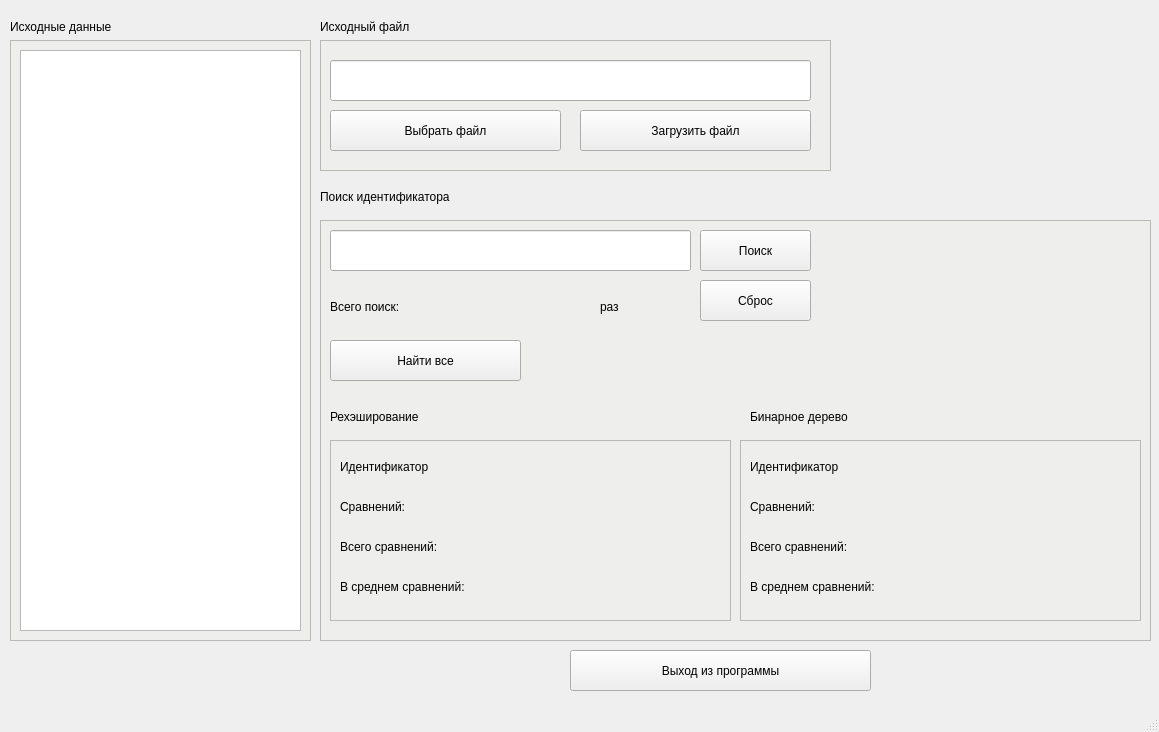
The window that mainwindow.ui (neatkas/Molchanov-1) describes before a commit, drawn with Qt 5.
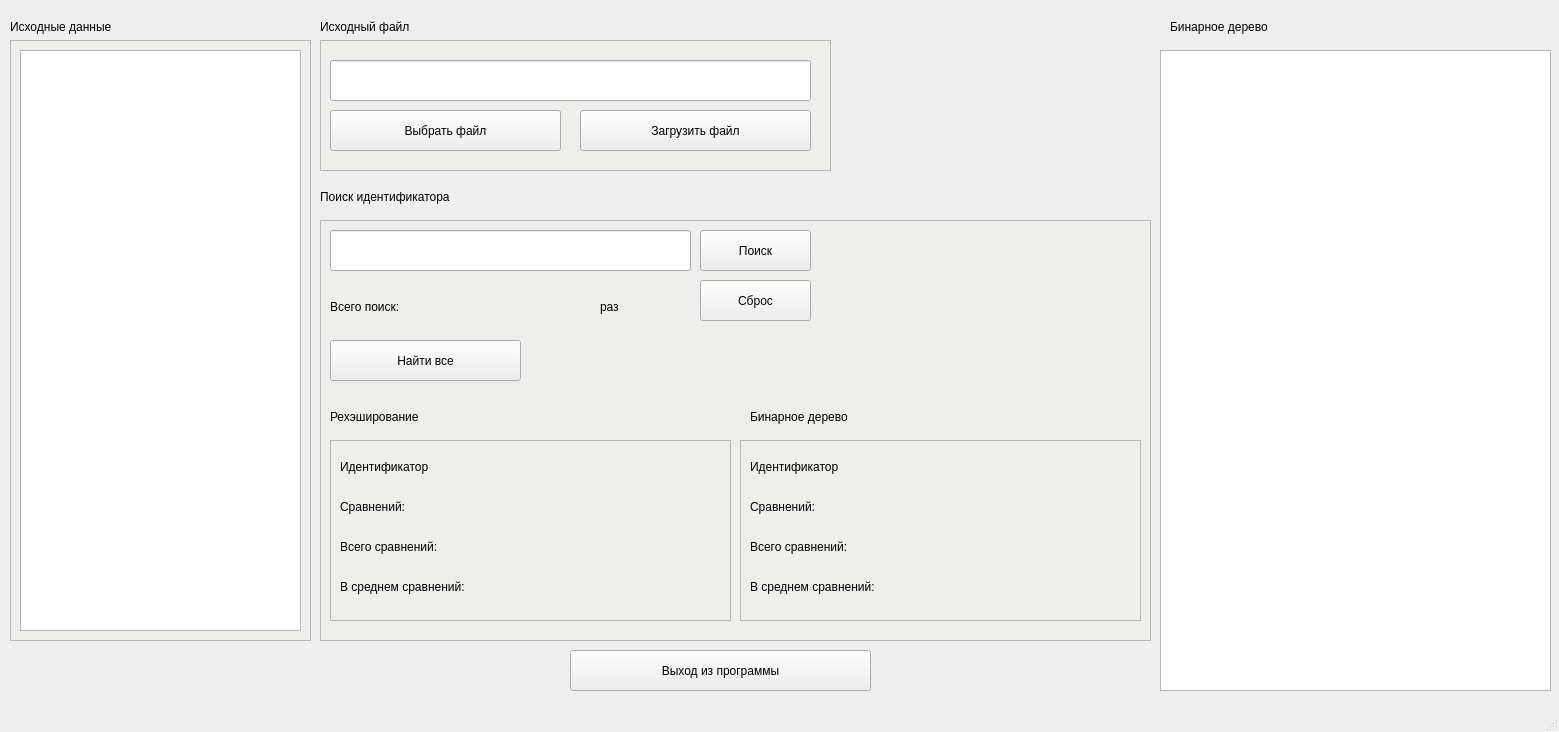
The same window after the commit.

Patch:
```diff
--- a/mainwindow.ui
+++ b/mainwindow.ui
@@ -6,7 +6,7 @@
    <rect>
     <x>0</x>
     <y>0</y>
-    <width>1159</width>
+    <width>1559</width>
     <height>732</height>
    </rect>
   </property>
@@ -526,6 +526,29 @@
      </rect>
     </property>
    </widget>
+   <widget class="QLabel" name="label_8">
+    <property name="geometry">
+     <rect>
+      <x>1170</x>
+      <y>10</y>
+      <width>211</width>
+      <height>33</height>
+     </rect>
+    </property>
+    <property name="text">
+     <string>Бинарное дерево</string>
+    </property>
+   </widget>
+   <widget class="QTextEdit" name="tree">
+    <property name="geometry">
+     <rect>
+      <x>1160</x>
+      <y>50</y>
+      <width>391</width>
+      <height>641</height>
+     </rect>
+    </property>
+   </widget>
    <zorder>graphicsView_3</zorder>
    <zorder>graphicsView_2</zorder>
    <zorder>graphicsView</zorder>
```
Left out of the diff: 2 changed lines with no effect on the pictures.
